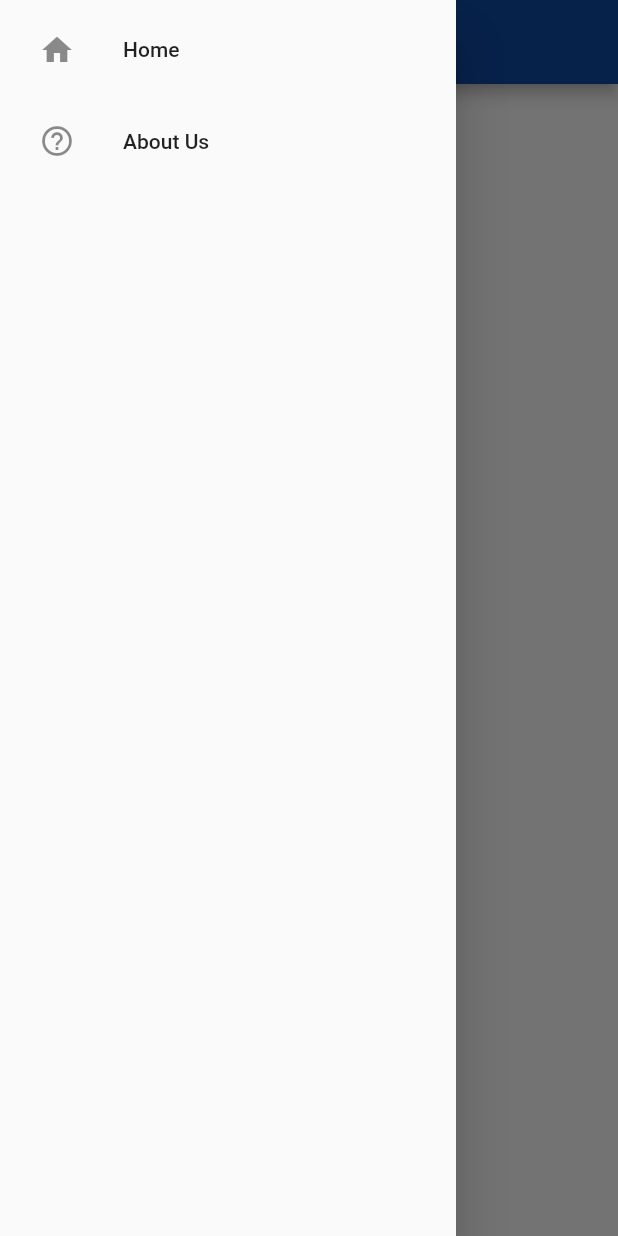
After one commit to faizal97/fanime-app, a Flutter app: the screen it shows after launch, with the side drawer open, on a phone screen of 412 x 824 dp. The commit adds this screen. Run offline on Flutter 3.47's test engine with Material 2 defaults, Android fonts, the phone set to English and light mode, and no system bars; our stand-ins replace flutter_spinkit.

Commit message:
refactor main drawer

```diff
--- /dev/null
+++ b/lib/components/main_drawer.dart
@@ -0,0 +1,30 @@
+import 'package:flutter/material.dart';
+import 'package:fanime/components/menu.dart';
+
+class MainDrawer extends StatefulWidget {
+  @override
+  _MainDrawerState createState() => _MainDrawerState();
+}
+
+class _MainDrawerState extends State<MainDrawer> {
+
+  @override
+  Widget build(BuildContext context) {
+
+      List<Menu> menus = [
+        Menu(label: "Home", route: '/home', icon: Icons.home, onTap:() {
+          Navigator.pushReplacementNamed(context, '/home');
+        }),
+        Menu(label: "About Us", route: '/about-us', icon: Icons.help_outline),
+      ];
+
+    return Drawer(
+        child: ListView.builder(
+          itemCount: menus.length,
+          itemBuilder: (context, index) {
+            return menus[index].drawMenu();
+          },
+        ),
+      );
+  }
+}
--- a/lib/components/menu.dart
+++ b/lib/components/menu.dart
@@ -5,6 +5,18 @@ class Menu {
   String label;
   String route;
   IconData icon;
+  GestureTapCallback onTap;
 
-  Menu({this.label, this.route, this.icon});
+  Menu({this.label, this.route, this.icon, this.onTap});
+
+  Padding drawMenu() {
+    return Padding(
+      padding: EdgeInsets.fromLTRB(10.0, 5.0, 10.0, 0),
+      child: ListTile(
+        onTap: this.onTap,
+        title: Text(this.label),
+        leading: Icon(this.icon),
+      ),
+    );
+  }
 }
```
Also changed, not shown: lib/pages/home.dart (+2 -22 lines).
